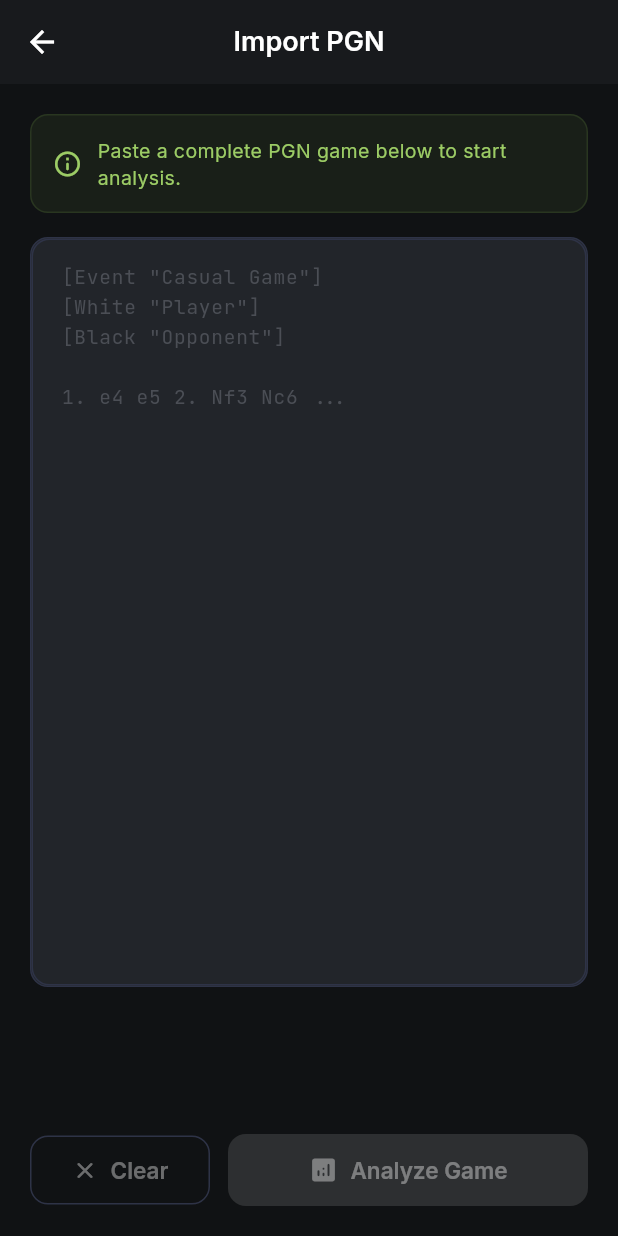
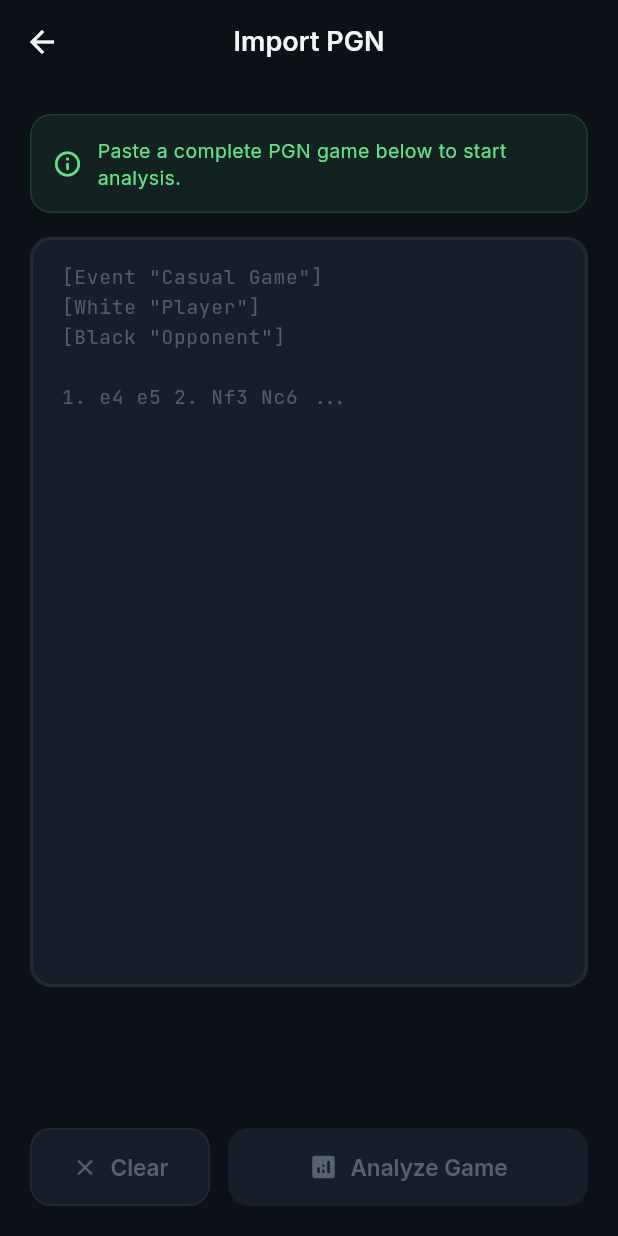
Before and after one commit to TheVee7/Chess-lens, a Flutter app: the screen it shows after launch, after a tap on "Analyze a Game", on a phone screen of 412 x 824 dp. Run offline on Flutter 3.47's test engine with Material 3 defaults, Android fonts, the phone set to English and light mode, and no system bars; our stand-ins replace flutter_secure_storage, google_fonts, share_plus, shared_preferences; missing offline and left inert: chess, chessground, dartchess, receive_sharing_intent, stockfish; statements that could not run were skipped.

Commit message:
feat(ui): add design tokens and theme rules to AppTheme

```diff
--- a/lib/core/theme/app_theme.dart
+++ b/lib/core/theme/app_theme.dart
@@ -2,35 +2,120 @@ import 'package:flutter/material.dart';
 import 'package:google_fonts/google_fonts.dart';
 import '../../models/move_analysis.dart';
 
-/// ChessLens design system – colours, typography, and component themes.
+/// ChessLens design system – tokens, typography, and component themes.
 class AppTheme {
   AppTheme._();
 
-  // ── Core palette ──────────────────────────────────────────────
-  static const Color background      = Color(0xFF101214);
-  static const Color surface         = Color(0xFF181A1D);
-  static const Color surfaceLight    = Color(0xFF22252A);
-  static const Color surfaceBorder   = Color(0xFF2E3347);
-  static const Color primary         = Color(0xFF81B64C);
-  static const Color primaryLight    = Color(0xFF9CCC65);
-  static const Color accent          = Color(0xFF81B64C);
-  static const Color accentDark      = Color(0xFF5D8E35);
-  static const Color textPrimary     = Color(0xFFFFFFFF);
-  static const Color textSecondary   = Color(0xFFA6A9AF);
-  static const Color textTertiary    = Color(0xFF737780);
-  static const Color error           = Color(0xFFD9534F);
-  static const Color warning         = Color(0xFFF0C15C);
-  static const Color success         = Color(0xFF81B64C);
+  // ── Core color tokens ──────────────────────────────────────────
+  static const Color background        = Color(0xFF0B1117);
+  static const Color surface           = Color(0xFF121A22);
+  static const Color surfaceRaised     = Color(0xFF161F29);
+  static const Color border            = Color(0x0FFFFFFF); // rgba(255, 255, 255, 0.06)
+  static const Color textPrimary       = Color(0xFFF2F5F8);
+  static const Color textSecondary     = Color(0xFF8E9AA8);
+  static const Color textDisabled      = Color(0xFF566270);
+  static const Color primary           = Color(0xFF61E486);
+  static const Color onPrimary         = Color(0xFF0B1117);
+  static const Color primaryContainer  = Color(0xFF1B3B2A);
 
-  // ── Move classification colours ───────────────────────────────
-  static const Color bestMove        = Color(0xFF81B64C);
-  static const Color excellent       = Color(0xFF81B64C);
-  static const Color good            = Color(0xFF5D8E35);
-  static const Color book            = Color(0xFFA6A9AF);
-  static const Color inaccuracy      = Color(0xFFF0C15C);
-  static const Color mistake         = Color(0xFFE89B3D);
-  static const Color blunder         = Color(0xFFD9534F);
+  // ── Move classification tokens ────────────────────────────────
+  static const Color brilliant         = Color(0xFF2CC4A8);
+  static const Color great             = Color(0xFF5F87F8);
+  static const Color best              = Color(0xFF61E486);
+  static const Color good              = Color(0xFF93A58A);
+  static const Color inaccuracy        = Color(0xFFFBC654);
+  static const Color mistake           = Color(0xFFF48C63);
+  static const Color blunder           = Color(0xFFF26B73);
 
+  // ── Backward-compatible aliases ───────────────────────────────
+  static const Color surfaceLight      = surfaceRaised;
+  static const Color surfaceBorder     = border;
+  static const Color primaryLight      = primary;
+  static const Color accent            = primary;
+  static const Color accentDark        = primaryContainer;
+  static const Color textTertiary      = textSecondary;
+  static const Color error             = blunder;
+  static const Color warning           = inaccuracy;
+  static const Color success           = best;
+  static const Color bestMove          = best;
+  static const Color excellent         = great;
+  static const Color book              = textSecondary;
+
+  // ── Board colors ──────────────────────────────────────────────
+  static const Color boardLight        = Color(0xFFE8ECCB);
+  static const Color boardDark         = Color(0xFF739552);
+  static const Color boardHighlight    = Color(0x4DFFEB3B);
+  static const Color bestMoveArrow     = Color(0x9961E486);
+
+  // ── Evaluation bar colors ─────────────────────────────────────
+  static const Color whiteEval         = Color(0xFFEDEFF2);
+  static const Color blackEval         = Color(0xFF2A313A);
+
+  // ── Shapes & Geometry ─────────────────────────────────────────
+  static const double radiusCard       = 20.0;
+  static const double radiusInner      = 14.0;
+  static const double radiusButton     = 14.0;
+  static const double radiusChip       = 999.0;
+  static const double buttonHeight     = 52.0;
+
+  // Spacing grid (8px based)
+  static const double screenMargin     = 16.0;
+  static const double tileGap          = 12.0;
+  static const double tilePadding      = 16.0;
+
+  // Backward-compatible radius tokens
+  static const double radiusSm         = 8.0;
+  static const double radiusMd         = 14.0;
+  static const double radiusLg         = 20.0;
+  static const double radiusXl         = 24.0;
+
+  // No gradients on backgrounds or buttons; no heavy shadows
+  static List<BoxShadow> get cardShadow => const [];
+
+  // Backward-compatible gradients (kept flat or subtle for unmigrated callers)
+  static const LinearGradient primaryGradient = LinearGradient(
+    colors: [primary, primary],
+  );
+  static const LinearGradient accentGradient = LinearGradient(
+    colors: [primary, primaryContainer],
+  );
+  static const LinearGradient surfaceGradient = LinearGradient(
+    colors: [surface, surface],
+  );
+
+  // ── Typography helpers ─────────────────────────────────────────
+  static TextStyle get titleStyle => GoogleFonts.inter(
+        fontSize: 18,
+        fontWeight: FontWeight.w600,
+        color: textPrimary,
+        height: 24 / 18,
+      );
+
+  static TextStyle get bodyStyle => GoogleFonts.inter(
+        fontSize: 14,
+        fontWeight: FontWeight.w400,
+        color: textPrimary,
+        height: 20 / 14,
+      );
+
+  static TextStyle get captionStyle => GoogleFonts.inter(
+        fontSize: 12,
+        fontWeight: FontWeight.w400,
+        color: textSecondary,
+        height: 16 / 12,
+      );
+
+  static TextStyle tabularFigures([TextStyle? base]) {
+    final style = base ?? bodyStyle;
+    return style.copyWith(
+      fontFeatures: [
+        ...?style.fontFeatures,
+        const FontFeature.tabularFigures(),
+      ],
+    );
+  }
+
+  // ── Classification Helpers ─────────────────────────────────────
   static Color classificationColor(MoveClassification c) {
     switch (c) {
       case MoveClassification.blunder:
@@ -40,13 +125,13 @@ class AppTheme {
       case MoveClassification.inaccuracy:
         return inaccuracy;
       case MoveClassification.best:
-        return bestMove;
+        return best;
       case MoveClassification.excellent:
-        return excellent;
+        return great;
       case MoveClassification.good:
         return good;
       case MoveClassification.book:
-        return book;
+        return textSecondary;
       case MoveClassification.forced:
         return textSecondary;
     }
@@ -57,7 +142,7 @@ class AppTheme {
       case MoveClassification.best:
         return 'BEST';
       case MoveClassification.excellent:
-        return 'EXCELLENT';
+        return 'GREAT';
       case MoveClassification.good:
         return 'GOOD';
       case MoveClassification.book:
@@ -98,8 +183,9 @@ class AppTheme {
       case MoveClassification.inaccuracy:
         return Icons.help_outline_rounded;
       case MoveClassification.best:
+        return Icons.check_circle_rounded;
       case MoveClassification.excellent:
-        return Icons.check_circle_rounded;
+        return Icons.verified_rounded;
       case MoveClassification.good:
         return Icons.check_rounded;
       case MoveClassification.book:
@@ -109,50 +195,6 @@ class AppTheme {
     }
   }
 
-  // ── Eval bar ──────────────────────────────────────────────────
-  static const Color whiteEval = Color(0xFFFFFFFF);
-  static const Color blackEval = Color(0xFF181A1D);
-
-  // ── Board ─────────────────────────────────────────────────────
-  static const Color boardLight  = Color(0xFFEBECD0);
-  static const Color boardDark   = Color(0xFF739552);
-  static const Color boardHighlight = Color(0x4DFFEB3B);
-  static const Color bestMoveArrow  = Color(0x9981B64C);
-
-  // ── Gradients ─────────────────────────────────────────────────
-  static const LinearGradient primaryGradient = LinearGradient(
-    colors: [Color(0xFF9CCC65), Color(0xFF81B64C)],
-    begin: Alignment.topLeft,
-    end: Alignment.bottomRight,
-  );
-
-  static const LinearGradient accentGradient = LinearGradient(
-    colors: [Color(0xFF81B64C), Color(0xFF5D8E35)],
-    begin: Alignment.topLeft,
-    end: Alignment.bottomRight,
-  );
-
-  static const LinearGradient surfaceGradient = LinearGradient(
-    colors: [Color(0xFF181A1D), Color(0xFF101214)],
-    begin: Alignment.topCenter,
-    end: Alignment.bottomCenter,
-  );
-
-  // ── Shadows ───────────────────────────────────────────────────
-  static List<BoxShadow> get cardShadow => [
-    BoxShadow(
-      color: Colors.black.withValues(alpha: 0.25),
-      blurRadius: 12,
-      offset: const Offset(0, 4),
-    ),
-  ];
-
-  // ── Shape / Radius ────────────────────────────────────────────
-  static const double radiusSm  = 8;
-  static const double radiusMd  = 12;
-  static const double radiusLg  = 16;
-  static const double radiusXl  = 24;
-
   // ── ThemeData ─────────────────────────────────────────────────
   static ThemeData get darkTheme {
     final base = ThemeData.dark();
@@ -160,17 +202,21 @@ class AppTheme {
       scaffoldBackgroundColor: background,
       colorScheme: const ColorScheme.dark(
         primary: primary,
-        secondary: accent,
+        onPrimary: onPrimary,
+        primaryContainer: primaryContainer,
+        onPrimaryContainer: primary,
+        secondary: primary,
+        onSecondary: onPrimary,
         surface: surface,
-        error: error,
-        onPrimary: textPrimary,
-        onSecondary: background,
         onSurface: textPrimary,
-        onError: textPrimary,
+        error: blunder,
+        onError: onPrimary,
+        outline: border,
       ),
       appBarTheme: AppBarTheme(
-        backgroundColor: surface,
+        backgroundColor: Colors.transparent,
         elevation: 0,
+        scrolledUnderElevation: 0,
         centerTitle: true,
         titleTextStyle: GoogleFonts.inter(
           fontSize: 18,
@@ -182,18 +228,23 @@ class AppTheme {
       cardTheme: CardThemeData(
         color: surface,
         elevation: 0,
+        margin: EdgeInsets.zero,
         shape: RoundedRectangleBorder(
-          borderRadius: BorderRadius.circular(radiusMd),
-          side: const BorderSide(color: surfaceBorder, width: 1),
+          borderRadius: BorderRadius.circular(radiusCard),
+          side: const BorderSide(color: border, width: 1),
         ),
       ),
       elevatedButtonTheme: ElevatedButtonThemeData(
         style: ElevatedButton.styleFrom(
           backgroundColor: primary,
-          foregroundColor: textPrimary,
-          padding: const EdgeInsets.symmetric(horizontal: 24, vertical: 14),
+          foregroundColor: onPrimary,
+          disabledBackgroundColor: surfaceRaised,
+          disabledForegroundColor: textDisabled,
+          elevation: 0,
+          minimumSize: const Size.fromHeight(buttonHeight),
+          padding: const EdgeInsets.symmetric(horizontal: 20, vertical: 14),
           shape: RoundedRectangleBorder(
-            borderRadius: BorderRadius.circular(radiusMd),
+            borderRadius: BorderRadius.circular(radiusButton),
           ),
           textStyle: GoogleFonts.inter(
             fontSize: 15,
@@ -203,11 +254,15 @@ class AppTheme {
       ),
       outlinedButtonTheme: OutlinedButtonThemeData(
         style: OutlinedButton.styleFrom(
+          backgroundColor: surfaceRaised,
           foregroundColor: textPrimary,
-          side: const BorderSide(color: surfaceBorder),
-          padding: const EdgeInsets.symmetric(horizontal: 24, vertical: 14),
+          disabledForegroundColor: textDisabled,
+          elevation: 0,
+          minimumSize: const Size.fromHeight(buttonHeight),
+          side: const BorderSide(color: border, width: 1),
+          padding: const EdgeInsets.symmetric(horizontal: 20, vertical: 14),
           shape: RoundedRectangleBorder(
-            borderRadius: BorderRadius.circular(radiusMd),
+            borderRadius: BorderRadius.circular(radiusButton),
           ),
           textStyle: GoogleFonts.inter(
             fontSize: 15,
@@ -215,41 +270,67 @@ class AppTheme {
           ),
         ),
       ),
+      textButtonTheme: TextButtonThemeData(
+        style: TextButton.styleFrom(
+          foregroundColor: textSecondary,
+          disabledForegroundColor: textDisabled,
+          textStyle: GoogleFonts.inter(
+            fontSize: 14,
+            fontWeight: FontWeight.w500,
+          ),
+        ),
+      ),
+      sliderTheme: SliderThemeData(
+        activeTrackColor: primary,
+        inactiveTrackColor: surfaceRaised,
+        thumbColor: primary,
+        overlayColor: primaryContainer.withValues(alpha: 0.3),
+        trackHeight: 4,
+      ),
       inputDecorationTheme: InputDecorationTheme(
         filled: true,
-        fillColor: surfaceLight,
+        fillColor: surfaceRaised,
         contentPadding:
             const EdgeInsets.symmetric(horizontal: 16, vertical: 14),
         border: OutlineInputBorder(
-          borderRadius: BorderRadius.circular(radiusMd),
-          borderSide: const BorderSide(color: surfaceBorder),
+          borderRadius: BorderRadius.circular(radiusInner),
+          borderSide: const BorderSide(color: border, width: 1),
         ),
         enabledBorder: OutlineInputBorder(
-          borderRadius: BorderRadius.circular(radiusMd),
-          borderSide: const BorderSide(color: surfaceBorder),
+          borderRadius: BorderRadius.circular(radiusInner),
+          borderSide: const BorderSide(color: border, width: 1),
         ),
         focusedBorder: OutlineInputBorder(
-          borderRadius: BorderRadius.circular(radiusMd),
-          borderSide: const BorderSide(color: primary, width: 2),
+          borderRadius: BorderRadius.circular(radiusInner),
+          borderSide: const BorderSide(color: primary, width: 1.5),
         ),
-        hintStyle: GoogleFonts.inter(color: textTertiary, fontSize: 14),
+        hintStyle: GoogleFonts.inter(color: textSecondary, fontSize: 14),
         labelStyle: GoogleFonts.inter(color: textSecondary, fontSize: 14),
+      ),
+      bottomSheetTheme: const BottomSheetThemeData(
+        backgroundColor: surface,
+        modalBackgroundColor: surface,
+        shape: RoundedRectangleBorder(
+          borderRadius: BorderRadius.vertical(top: Radius.circular(24)),
+        ),
+      ),
+      snackBarTheme: SnackBarThemeData(
+        backgroundColor: surfaceRaised,
+        contentTextStyle: GoogleFonts.inter(color: textPrimary, fontSize: 14),
+        shape: RoundedRectangleBorder(
+          borderRadius: BorderRadius.circular(radiusInner),
+          side: const BorderSide(color: border, width: 1),
+        ),
+        behavior: SnackBarBehavior.floating,
       ),
       textTheme: GoogleFonts.interTextTheme(base.textTheme).apply(
         bodyColor: textPrimary,
         displayColor: textPrimary,
       ),
       dividerTheme: const DividerThemeData(
-        color: surfaceBorder,
+        color: border,
         thickness: 1,
-      ),
-      snackBarTheme: SnackBarThemeData(
-        backgroundColor: surfaceLight,
-        contentTextStyle: GoogleFonts.inter(color: textPrimary, fontSize: 14),
-        shape: RoundedRectangleBorder(
-          borderRadius: BorderRadius.circular(radiusMd),
-        ),
-        behavior: SnackBarBehavior.floating,
+        space: 1,
       ),
     );
   }
```
